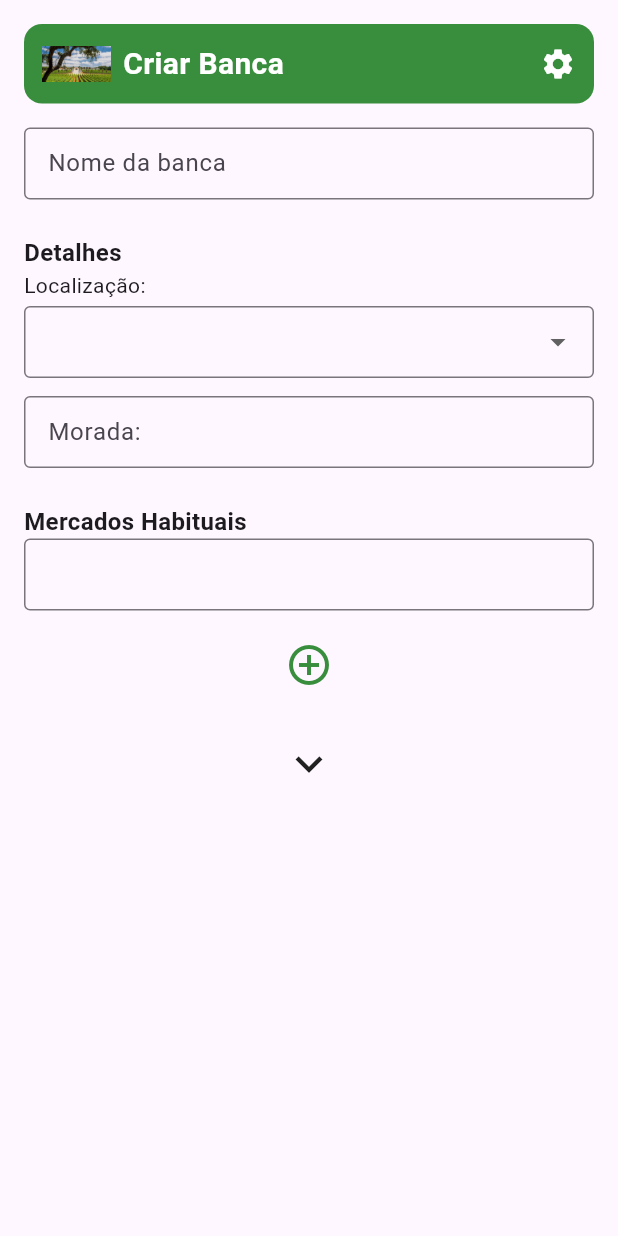
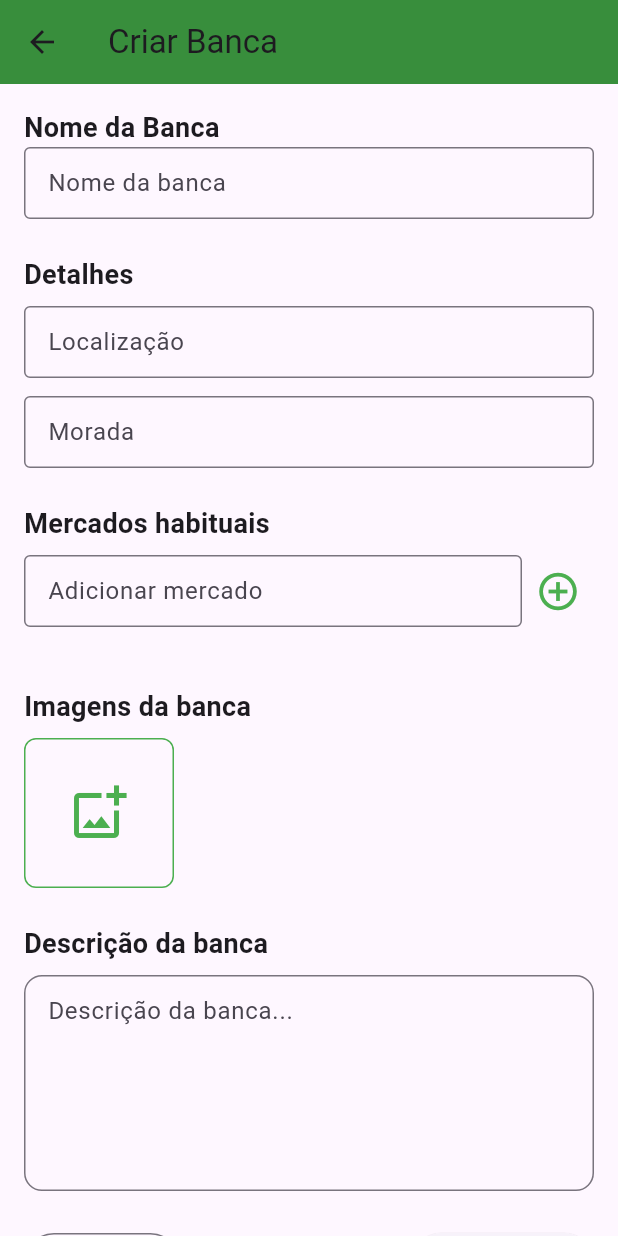
Before and after one commit to PedroFSerra-Uni/CMProject, a Flutter app: the CriarBancaScreen screen opened by its route, on a phone screen of 412 x 824 dp. Run offline on Flutter 3.47's test engine with Material 3 defaults, Android fonts, the phone set to English and light mode, and no system bars; our stand-ins replace cloud_firestore, firebase_auth, firebase_core, firebase_database, image_picker; accounts and stored records are empty.

Commit message:
Banca home e criar banca  - working

```diff
--- a/lib/main.dart
+++ b/lib/main.dart
@@ -1,5 +1,6 @@
 import 'package:flutter/material.dart';
 import 'package:firebase_core/firebase_core.dart';
+import 'package:project/screens/banca_screen.dart';
 import 'firebase_options.dart';
 import 'screens/login_screen.dart';
 import 'screens/register_screen.dart';
@@ -62,6 +63,7 @@ class MyApp extends StatelessWidget {
         '/profile-edit-screen': (context) => const ProfileEditScreen(),
         '/settings-screen': (context) => const SettingsScreen(),
         '/criar-banca': (context) => const CriarBancaScreen(),
+        '/banca-home': (context) => const  BancaHomeScreen(),
       },
     );
   }
--- a/lib/screens/criar_banca_screen.dart
+++ b/lib/screens/criar_banca_screen.dart
@@ -1,4 +1,10 @@
+import 'dart:convert';
+import 'dart:io';
+
+import 'package:cloud_firestore/cloud_firestore.dart';
+import 'package:firebase_auth/firebase_auth.dart';
 import 'package:flutter/material.dart';
+import 'package:image_picker/image_picker.dart';
 
 class CriarBancaScreen extends StatefulWidget {
   const CriarBancaScreen({super.key});
@@ -11,95 +17,238 @@ class _CriarBancaScreenState extends State<CriarBancaScreen> {
   final TextEditingController _nomeController = TextEditingController();
   final TextEditingController _moradaController = TextEditingController();
   final TextEditingController _descricaoController = TextEditingController();
+  final TextEditingController _mercadoController = TextEditingController();
+  final TextEditingController _localizacaoController = TextEditingController();
+
   String? _localizacaoSelecionada;
+  final List<String> _mercados = [];
+  final List<String> _imageBase64List = [];
 
-  void _criarBanca() {
-    final nome = _nomeController.text;
-    final morada = _moradaController.text;
-    final descricao = _descricaoController.text;
-    final localizacao = _localizacaoSelecionada ?? '';
+  final ImagePicker _picker = ImagePicker();
 
-    Navigator.pushNamed(
-      context,
-      '/banca-home',
-      arguments: {
-        'nomeBanca': nome,
+  final FirebaseAuth _auth = FirebaseAuth.instance;
+  final FirebaseFirestore _firestore = FirebaseFirestore.instance;
+
+  @override
+  void initState() {
+    super.initState();
+    _carregarBancaDoUsuario();
+  }
+
+  Future<void> _carregarBancaDoUsuario() async {
+    final user = _auth.currentUser;
+    if (user == null) return;
+
+    try {
+      final doc = await _firestore.collection('bancas').doc(user.uid).get();
+      if (doc.exists) {
+        final data = doc.data()!;
+        setState(() {
+          _nomeController.text = data['nome'] ?? '';
+          _moradaController.text = data['morada'] ?? '';
+          _descricaoController.text = data['descricao'] ?? '';
+          _localizacaoController.text = data['localizacao'] ?? '';
+          _mercados.clear();
+          _mercados.addAll(List<String>.from(data['mercados'] ?? []));
+          _imageBase64List.clear();
+          _imageBase64List.addAll(List<String>.from(data['imagensBase64'] ?? []));
+        });
+      }
+    } catch (e) {
+      ScaffoldMessenger.of(context).showSnackBar(
+        SnackBar(content: Text('Erro ao carregar banca: $e')),
+      );
+    }
+  }
+
+  Future<void> _pickImages() async {
+    try {
+      final List<XFile>? pickedFiles = await _picker.pickMultiImage();
+      if (pickedFiles != null && pickedFiles.isNotEmpty) {
+        List<String> base64Images = [];
+        for (var file in pickedFiles) {
+          final bytes = await File(file.path).readAsBytes();
+          base64Images.add(base64Encode(bytes));
+        }
+        setState(() {
+          _imageBase64List.addAll(base64Images);
+        });
+      }
+    } catch (e) {
+      ScaffoldMessenger.of(context).showSnackBar(
+        SnackBar(content: Text('Erro ao escolher imagens: $e')),
+      );
+    }
+  }
+
+  void _adicionarMercado() {
+    final mercado = _mercadoController.text.trim();
+    if (mercado.isNotEmpty && !_mercados.contains(mercado)) {
+      setState(() {
+        _mercados.add(mercado);
+        _mercadoController.clear();
+      });
+    }
+  }
+
+  Future<void> _criarBanca() async {
+    final nome = _nomeController.text.trim();
+    final morada = _moradaController.text.trim();
+    final descricao = _descricaoController.text.trim();
+    final localizacao = _localizacaoController.text.trim();
+
+    if (nome.isEmpty) {
+      ScaffoldMessenger.of(context).showSnackBar(
+        const SnackBar(content: Text('Por favor, insira o nome da banca')),
+      );
+      return;
+    }
+    if (localizacao.isEmpty) {
+      ScaffoldMessenger.of(context).showSnackBar(
+        const SnackBar(content: Text('Por favor, selecione a localização')),
+      );
+      return;
+    }
+    if (morada.isEmpty) {
+      ScaffoldMessenger.of(context).showSnackBar(
+        const SnackBar(content: Text('Por favor, insira a morada')),
+      );
+      return;
+    }
+
+    try {
+      final user = _auth.currentUser;
+      if (user == null) {
+        ScaffoldMessenger.of(context).showSnackBar(
+          const SnackBar(content: Text('Utilizador não autenticado')),
+        );
+        return;
+      }
+
+      // Grava no Firestore
+      await _firestore.collection('bancas').doc(user.uid).set({
+        'nome': nome,
+        'morada': morada,
         'descricao': descricao,
-        'localizacao': morada,
-        'coordenadas': '',
-        'mercados': [],
+        'localizacao': localizacao,
+        'mercados': _mercados,
+        'imagensBase64': _imageBase64List,
         'criticas': [],
-      },
+      });
+
+      ScaffoldMessenger.of(context).showSnackBar(
+        const SnackBar(content: Text('Banca criada com sucesso!')),
       );
+
+      // Navega para ecrã principal da banca (ajusta conforme o teu router)
+      Navigator.pushNamed(context, '/banca-home');
+
+    } catch (e) {
+      ScaffoldMessenger.of(context).showSnackBar(
+        SnackBar(content: Text('Erro ao criar banca: $e')),
+      );
+    }
   }
 
   @override
   Widget build(BuildContext context) {
     return Scaffold(
-      body: SafeArea(
-        child: PageView(
-          scrollDirection: Axis.vertical,
+      appBar: AppBar(
+        title: const Text('Criar Banca'),
+        backgroundColor: Colors.green[700],
+      ),
+      body: SingleChildScrollView(
+        padding: const EdgeInsets.all(16),
+        child: Column(
+          crossAxisAlignment: CrossAxisAlignment.start,
           children: [
-            _buildPage1(context),
-            _buildPage2(context),
+            _buildSectionTitle("Nome da Banca"),
+            _buildTextField("Nome da banca", _nomeController),
+
+            const SizedBox(height: 24),
+
+            _buildSectionTitle("Detalhes"),
+            const SizedBox(height: 8),
+            _buildTextField("Localização", _localizacaoController),
+            const SizedBox(height: 12),
+            _buildTextField("Morada", _moradaController),
+
+            const SizedBox(height: 24),
+
+            _buildSectionTitle("Mercados habituais"),
+            const SizedBox(height: 8),
+            Row(
+              children: [
+                Expanded(child: _buildTextField("Adicionar mercado", _mercadoController)),
+                IconButton(
+                  icon: const Icon(Icons.add_circle_outline, color: Colors.green, size: 30),
+                  onPressed: _adicionarMercado,
+                ),
+              ],
+            ),
+            const SizedBox(height: 8),
+            Wrap(
+              spacing: 8,
+              children: _mercados
+                  .map((m) => Chip(
+                        label: Text(m),
+                        onDeleted: () {
+                          setState(() {
+                            _mercados.remove(m);
+                          });
+                        },
+                      ))
+                  .toList(),
+            ),
+
+            const SizedBox(height: 32),
+
+            _buildSectionTitle("Imagens da banca"),
+            const SizedBox(height: 8),
+            SizedBox(
+              height: 100,
+              child: ListView(
+                scrollDirection: Axis.horizontal,
+                children: [
+                  ..._imageBase64List.map((base64) {
+                    return Container(
+                      margin: const EdgeInsets.only(right: 8),
+                      width: 100,
+                      height: 100,
+                      decoration: BoxDecoration(
+                        border: Border.all(color: Colors.grey),
+                        borderRadius: BorderRadius.circular(8),
+                        image: DecorationImage(
+                          image: MemoryImage(base64Decode(base64)),
+                          fit: BoxFit.cover,
+                        ),
+                      ),
+                    );
+                  }),
+                  GestureDetector(
+                    onTap: _pickImages,
+                    child: Container(
+                      width: 100,
+                      height: 100,
+                      decoration: BoxDecoration(
+                        border: Border.all(color: Colors.green),
+                        borderRadius: BorderRadius.circular(8),
+                      ),
+                      child: const Icon(Icons.add_photo_alternate_outlined, size: 40, color: Colors.green),
+                    ),
+                  )
                 ],
               ),
             ),
-    );
-  }
 
-  Widget _buildPage1(BuildContext context) {
-    return SingleChildScrollView(
-      padding: const EdgeInsets.all(16),
-      child: Column(
-        children: [
-          _buildHeader("Criar Banca"),
-          const SizedBox(height: 16),
-          _buildTextField("Nome da banca", _nomeController),
             const SizedBox(height: 24),
-          _buildSectionTitle("Detalhes"),
-          _buildDropdown("Localização:"),
-          const SizedBox(height: 12),
-          _buildTextField("Morada:", _moradaController),
-          const SizedBox(height: 24),
-          _buildSectionTitle("Mercados Habituais"),
-          _buildTextField("", TextEditingController()), // opcional
-          const SizedBox(height: 12),
-          IconButton(
-            icon: const Icon(Icons.add_circle_outline),
-            onPressed: () {},
-            iconSize: 32,
-            color: Colors.green[700],
-          ),
-          const SizedBox(height: 24),
-          const Icon(Icons.keyboard_arrow_down, size: 36),
-        ],
-      ),
-    );
-  }
 
-  Widget _buildPage2(BuildContext context) {
-    return SingleChildScrollView(
-      padding: const EdgeInsets.all(16),
-      child: Column(
-        children: [
-          _buildHeader("Criar Banca"),
-          const SizedBox(height: 16),
-          _buildSectionTitle("Imagens"),
-          Align(
-            alignment: Alignment.centerLeft,
-            child: Text("Adicione imagens da banca", style: TextStyle(color: Colors.grey[700])),
-          ),
-          const SizedBox(height: 12),
-          Row(
-            mainAxisAlignment: MainAxisAlignment.spaceBetween,
-            children: List.generate(3, (_) => _buildImagePlaceholder()),
-          ),
-          const SizedBox(height: 24),
-          _buildSectionTitle("Descrição"),
+            _buildSectionTitle("Descrição da banca"),
             const SizedBox(height: 8),
             _buildDescriptionField(),
+
             const SizedBox(height: 24),
+
             Row(
               mainAxisAlignment: MainAxisAlignment.spaceBetween,
               children: [
@@ -115,27 +264,6 @@ class _CriarBancaScreenState extends State<CriarBancaScreen> {
             ),
           ],
         ),
-    );
-  }
-
-  Widget _buildHeader(String title) {
-    return Container(
-      padding: const EdgeInsets.all(12),
-      decoration: BoxDecoration(
-        color: Colors.green[700],
-        borderRadius: BorderRadius.circular(12),
-      ),
-      child: Row(
-        children: [
-          Image.asset('assets/imagens/quinta.jpeg', height: 24),
-          const SizedBox(width: 8),
-          Text(
-            title,
-            style: const TextStyle(color: Colors.white, fontSize: 20, fontWeight: FontWeight.bold),
-          ),
-          const Spacer(),
-          const Icon(Icons.settings, color: Colors.white),
-        ],
       ),
     );
   }
@@ -151,58 +279,17 @@ class _CriarBancaScreenState extends State<CriarBancaScreen> {
     );
   }
 
-  Widget _buildDropdown(String label) {
-    return Column(
-      crossAxisAlignment: CrossAxisAlignment.start,
-      children: [
-        Text(label),
-        const SizedBox(height: 4),
-        DropdownButtonFormField<String>(
-          value: _localizacaoSelecionada,
-          items: const [
-            DropdownMenuItem(value: "Local 1", child: Text("Local 1")),
-            DropdownMenuItem(value: "Local 2", child: Text("Local 2")),
-          ],
-          onChanged: (value) {
-            setState(() {
-              _localizacaoSelecionada = value;
-            });
-          },
-          decoration: const InputDecoration(
-            border: OutlineInputBorder(),
-            contentPadding: EdgeInsets.symmetric(horizontal: 12, vertical: 8),
-          ),
-        ),
-      ],
-    );
-  }
-
   Widget _buildSectionTitle(String title) {
-    return Align(
-      alignment: Alignment.centerLeft,
-      child: Text(
+    return Text(
       title,
-        style: const TextStyle(fontSize: 16, fontWeight: FontWeight.bold),
-      ),
-    );
-  }
-
-  Widget _buildImagePlaceholder() {
-    return Container(
-      height: 80,
-      width: 80,
-      decoration: BoxDecoration(
-        border: Border.all(color: Colors.black45),
-        borderRadius: BorderRadius.circular(8),
-      ),
-      child: const Icon(Icons.add_photo_alternate_outlined, size: 36),
+      style: const TextStyle(fontSize: 18, fontWeight: FontWeight.bold),
     );
   }
 
   Widget _buildDescriptionField() {
     return TextField(
       controller: _descricaoController,
-      maxLines: 6,
+      maxLines: 5,
       decoration: InputDecoration(
         hintText: "Descrição da banca...",
         border: OutlineInputBorder(borderRadius: BorderRadius.circular(12)),
@@ -210,5 +297,4 @@ class _CriarBancaScreenState extends State<CriarBancaScreen> {
       ),
     );
   }
-
 }
```
Also changed, not shown: lib/screens/banca_screen.dart (+109 -208 lines), assets/imagens/HelloFarmerLogo.png (added). Lines whose indentation alone changed are shown as unchanged.
